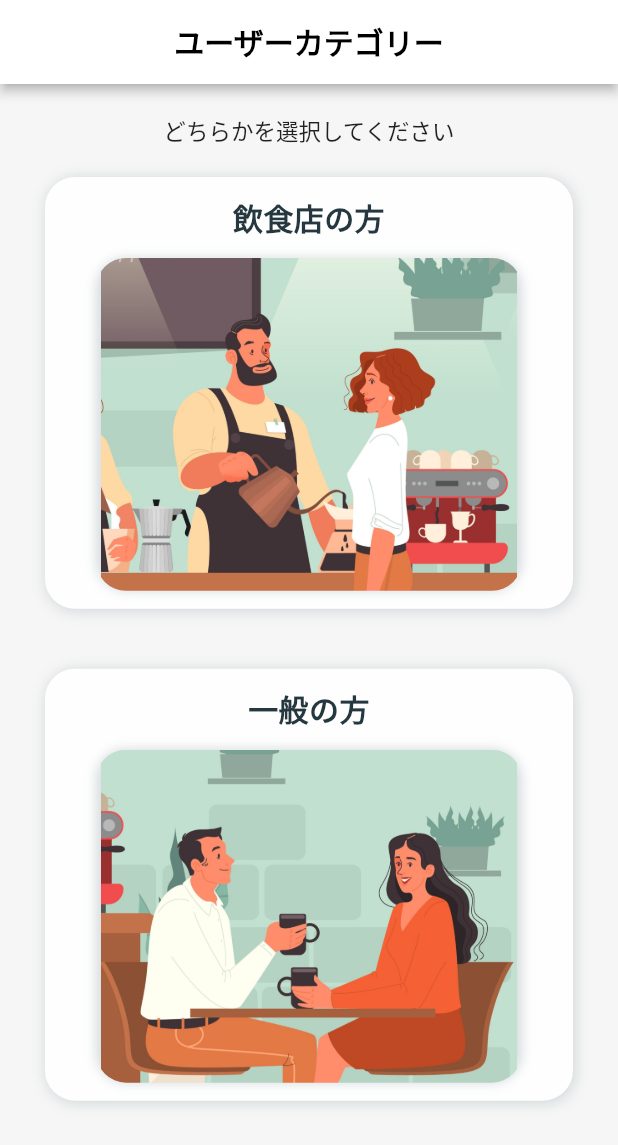
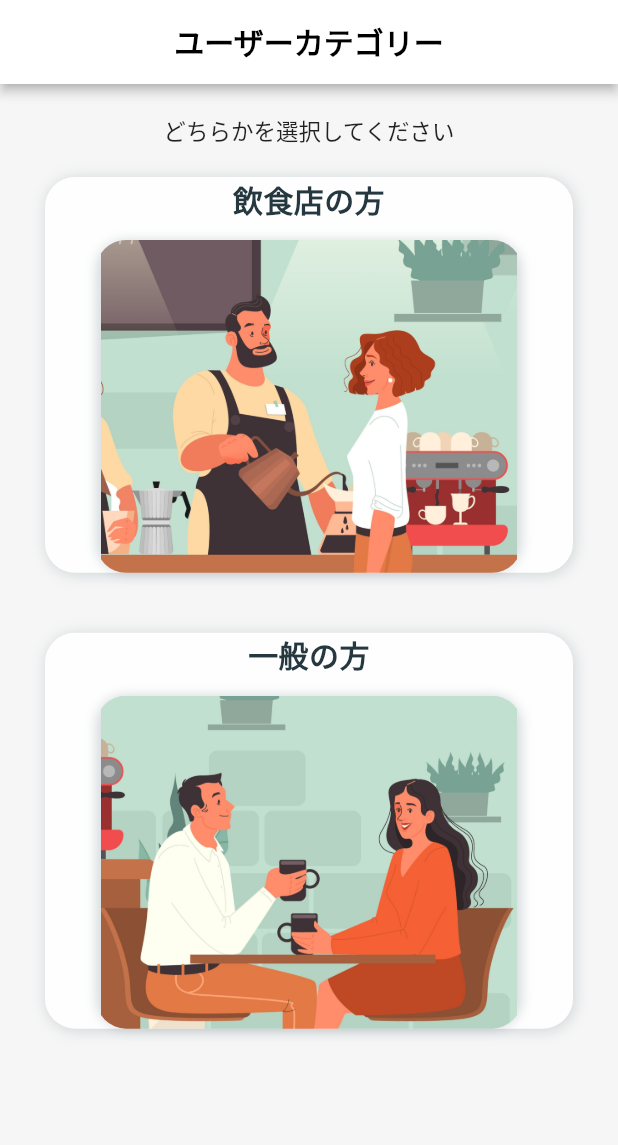
Before and after one commit to YARN-CC2021/cafe-express, a Flutter app: the UserCategoryPage screen opened by its route, on a phone screen of 412 x 824 dp. Shown: the top 1145 px of the screen. Run offline on Flutter 3.47's test engine with Material 2 defaults, Android fonts, the phone set to English and light mode, and no system bars; our stand-ins replace awesome_dialog, file_picker, flutter_dotenv, flutter_login, font_awesome_flutter, geolocator and 4 more; missing offline and left inert: amplify_auth_cognito, amplify_core, amplify_storage_s3, circular_menu, flutter_barcode_scanner, flutter_polyline_points and 2 more; accounts and stored records are empty; network calls fail; Roboto replaces fonts that are missing (WorkSans).

Commit message:
fixed category page

```diff
--- a/lib/screens/merchant_profile_page.dart
+++ b/lib/screens/merchant_profile_page.dart
@@ -128,6 +128,7 @@ class _MerchantProfilePageState extends State<MerchantProfilePage> {
                             horizontal: 16.0, vertical: 10),
                         children: <Widget>[
                           Row(
+                            mainAxisAlignment: MainAxisAlignment.center,
                             children: [
                               images != null && images.length != 0
                                   ? Padding(
--- a/lib/screens/merchant_profile_setting_page.dart
+++ b/lib/screens/merchant_profile_setting_page.dart
@@ -91,6 +91,7 @@ class _MerchantProfileSettingPageState
                   Padding(
                     padding: EdgeInsets.symmetric(horizontal: 3, vertical: 3),
                     child: Row(
+                      mainAxisAlignment: MainAxisAlignment.center,
                       children: <Widget>[
                         images != null && images.length > 0
                             ? Padding(
--- a/lib/screens/store_detail_page.dart
+++ b/lib/screens/store_detail_page.dart
@@ -254,7 +254,7 @@ class _StoreDetailPageState extends State<StoreDetailPage>
                                       (context, child, loadingProgress) {
                                     if (loadingProgress == null) return child;
                                     return Center(
-                                        child: LinearProgressIndicator());
+                                        child: CircularProgressIndicator());
                                   },
                                   errorBuilder: (BuildContext context,
                                       Object exception, StackTrace stackTrace) {
--- a/lib/screens/user_category_page.dart
+++ b/lib/screens/user_category_page.dart
@@ -39,11 +39,15 @@ class _UserCategoryPageState extends State<UserCategoryPage> {
           elevation: 3.0,
         ),
         body: Center(
-            child: Column(children: [
+            child: Column(
+              mainAxisAlignment: MainAxisAlignment.start,
+              children: [
           Padding(
               padding: EdgeInsets.only(top: 20),
               child: Text("どちらかを選択してください", style: TextStyle(fontSize: 15))),
-          Column(children: [
+          Column(
+            mainAxisAlignment: MainAxisAlignment.center,
+            children: [
             Padding(
               padding: const EdgeInsets.symmetric(horizontal: 30, vertical: 20),
               child: Container(
@@ -59,8 +63,9 @@ class _UserCategoryPageState extends State<UserCategoryPage> {
                 ),
                 child: Padding(
                     padding: const EdgeInsets.only(
-                        left: 18.0, right: 18.0, top: 12.0, bottom: 12.0),
-                    child: Column(children: [
+                        left: 18.0, right: 18.0),
+                    child: Column(
+                      children: [
                       Column(
                         mainAxisAlignment: MainAxisAlignment.center,
                         crossAxisAlignment: CrossAxisAlignment.start,
@@ -132,7 +137,7 @@ class _UserCategoryPageState extends State<UserCategoryPage> {
                 ),
                 child: Padding(
                     padding: const EdgeInsets.only(
-                        left: 18.0, right: 18.0, top: 12.0, bottom: 12.0),
+                        left: 18.0, right: 18.0),
                     child: Column(children: [
                       Column(
                         mainAxisAlignment: MainAxisAlignment.center,
```
